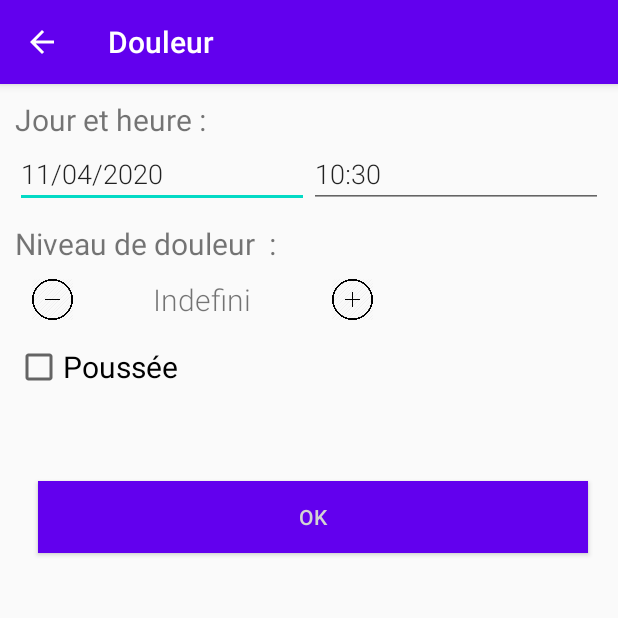
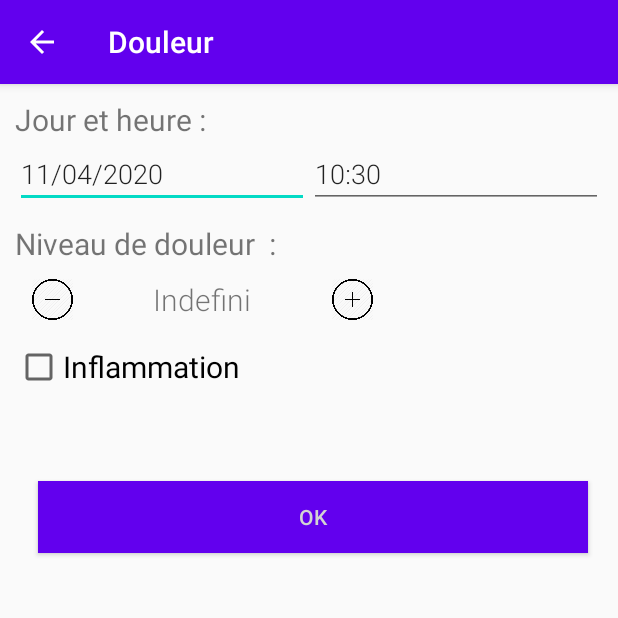
Before and after one commit to HadrienMarcellin/PillsReminder, an Android app: the NewPainActivity screen opened directly, with no data from a screen before it, on a phone screen of 412 x 824 dp, the top half of it. Run offline under Robolectric (Android 15) with nearby library versions, the phone set to English and light mode, and no system bars.

Commit message:
improve vocabulary

```diff
--- a/app/src/main/res/layout/activity_new_pain.xml
+++ b/app/src/main/res/layout/activity_new_pain.xml
@@ -98,7 +98,7 @@
             android:layout_width="wrap_content"
             android:layout_height="wrap_content"
             android:textSize="@dimen/default_text_size"
-            android:text="Poussée" />
+            android:text="Inflammation" />
 
 <!--   Save button -->
         <Button
```
